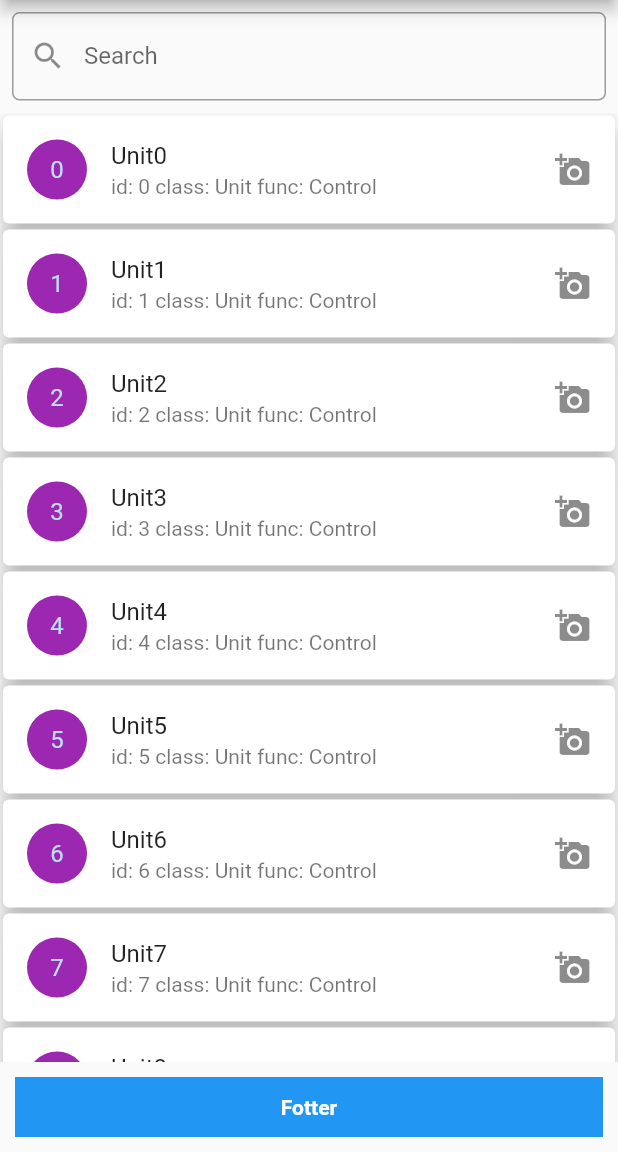
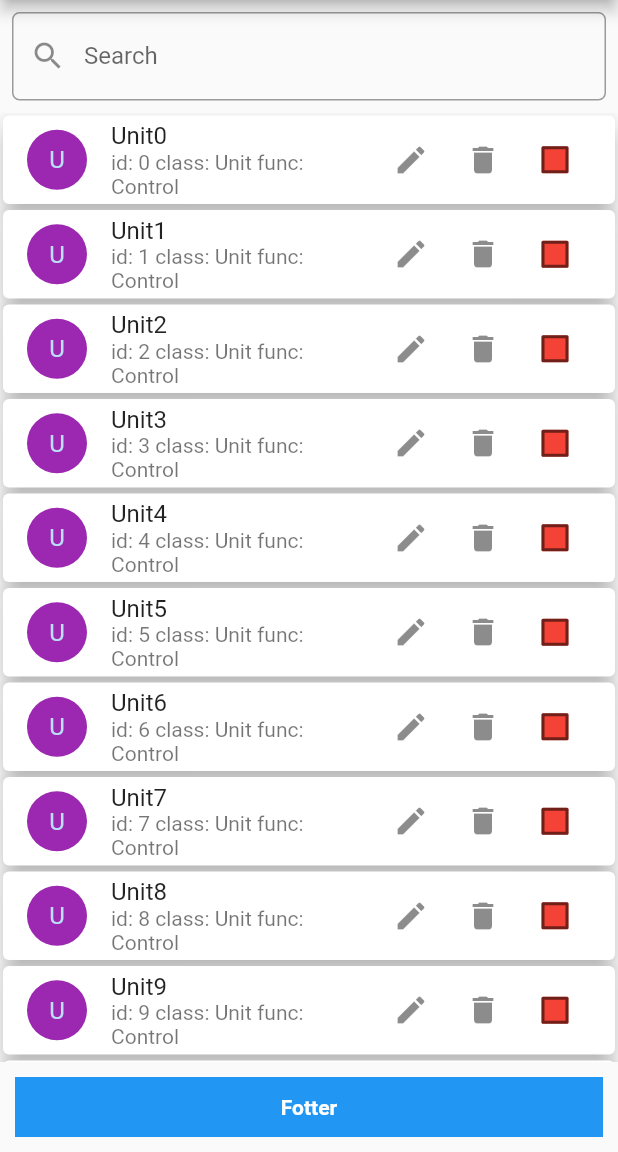
Before and after one commit to stignervik/logic-engine-flutter, a Flutter app: the screen it shows after launch, after a tap on "Units", on a phone screen of 412 x 824 dp, the part 84-1236 px from its top. Run offline on Flutter 3.47's test engine with Material 2 defaults, Android fonts, the light colour scheme and no system bars.

Commit message:
Added units providers for store and state management.

```diff
--- a/lib/main.dart
+++ b/lib/main.dart
@@ -3,10 +3,14 @@ import 'package:logic_engine_flutter/screens/main_screen.dart';
 import 'package:logic_engine_flutter/screens/systems_screen.dart';
 import 'package:logic_engine_flutter/screens/units_screen.dart';
 import 'package:logic_engine_flutter/screens/test_screen.dart';
+import 'package:provider/provider.dart';
 import './screens/main_screen.dart';
+import 'package:logic_engine_flutter/providers/units.dart';
 
 void main() {
-  runApp(MaterialApp(
+  runApp(MultiProvider(
+    providers: [ChangeNotifierProvider(create: (_) => Units())],
+    child: MaterialApp(
       title: 'Logic Engine App',
       // home: const LogicEngineApp(),
       debugShowCheckedModeBanner: false,
@@ -39,6 +43,7 @@ void main() {
 
         return MaterialPageRoute(builder: (context) => const UnknownScreen());
       },
+    ),
   ));
 }
 
@@ -47,7 +52,12 @@ class LogicEngineApp extends StatelessWidget {
 
   @override
   Widget build(BuildContext context) {
-    return const MainScreen();
+    return ChangeNotifierProvider(
+        create: (ctx) => Units(),
+        child: UnitsScreen(
+          filteredUnits: const [],
+          units: const [],
+        ));
   }
 }
 
--- a/lib/models/units.dart
+++ /dev/null
@@ -1,7 +0,0 @@
-class Units {
-  final String type;
-
-  Units({
-    required this.type,
-  });
-}
--- /dev/null
+++ b/lib/providers/units.dart
@@ -0,0 +1,23 @@
+import 'package:flutter/material.dart';
+import 'package:logic_engine_flutter/models/unit.dart';
+
+class Units with ChangeNotifier {
+  List<Unit> _units = [];
+  List<Unit> get units {
+    return [..._units];
+  }
+
+  Units() {
+    // ignore: avoid_print
+    print("Create Units Provider...");
+    _units = List<Unit>.generate(
+        10001,
+        (i) => Unit(
+            id: '$i',
+            name: 'Unit$i',
+            unitClass: 'Unit',
+            unitFunciton: 'Control'));
+    // ignore: avoid_print
+    print('number of units: ${_units.length}');
+  }
+}
--- a/lib/screens/units_screen.dart
+++ b/lib/screens/units_screen.dart
@@ -3,6 +3,8 @@ import 'package:logic_engine_flutter/widgets/drawer.dart';
 import 'package:logic_engine_flutter/models/unit.dart';
 import 'package:logic_engine_flutter/widgets/unitlisttile.dart';
 import 'package:logic_engine_flutter/widgets/footer.dart';
+import 'package:provider/provider.dart';
+import 'package:logic_engine_flutter/providers/units.dart';
 
 // ignore: must_be_immutable
 class UnitsScreen extends StatefulWidget {
@@ -10,13 +12,6 @@ class UnitsScreen extends StatefulWidget {
   List<Unit> filteredUnits;
   UnitsScreen({Key? key, required this.units, required this.filteredUnits})
       : super(key: key) {
-    units = List<Unit>.generate(
-        10001,
-        (i) => Unit(
-            id: '$i',
-            name: 'Unit$i',
-            unitClass: 'Unit',
-            unitFunciton: 'Control'));
     filteredUnits = List<Unit>.empty();
   }
 
@@ -30,16 +25,15 @@ class _UnitsScreenState extends State<UnitsScreen> {
   @override
   void initState() {
     widget.filteredUnits = widget.filteredUnits.toList();
-    widget.filteredUnits.addAll(widget.units);
     super.initState();
   }
 
-  void filterSearchResults(String query) {
+  void filterSearchResults(String query, Units units) {
     List<Unit> dummySearchList = List<Unit>.empty(growable: true);
-    dummySearchList.addAll(widget.units);
+    dummySearchList.addAll(units.units);
     if (query.isNotEmpty) {
       final filterList =
-          widget.units.where((unit) => unit.name.contains(query)).toList();
+          units.units.where((unit) => unit.name.contains(query)).toList();
       setState(() {
         if (widget.filteredUnits.isNotEmpty) {
           widget.filteredUnits.clear();
@@ -51,13 +45,19 @@ class _UnitsScreenState extends State<UnitsScreen> {
         if (widget.filteredUnits.isNotEmpty) {
           widget.filteredUnits.clear();
         }
-        widget.filteredUnits.addAll(widget.units);
+        widget.filteredUnits.addAll(units.units);
       });
     }
   }
 
   @override
   Widget build(BuildContext context) {
+    final unitsData = Provider.of<Units>(context);
+    filterSearchResults("", unitsData);
+
+    // ignore: avoid_print
+    print('units length: ${unitsData.units.length}');
+    // final units = unitsData.units;
     return Scaffold(
       appBar: AppBar(title: const Text('Units')),
       body: Column(
@@ -66,7 +66,7 @@ class _UnitsScreenState extends State<UnitsScreen> {
             padding: const EdgeInsets.all(8.0),
             child: TextField(
               onChanged: (value) {
-                filterSearchResults(value);
+                filterSearchResults(value, unitsData);
               },
               controller: editingController,
               decoration: const InputDecoration(
--- a/lib/widgets/unitlisttile.dart
+++ b/lib/widgets/unitlisttile.dart
@@ -17,20 +17,50 @@ class UnitListTile extends StatefulWidget {
 }
 
 class _UnitListTileState extends State<UnitListTile> {
+  bool isChecked = false;
+
+  Color getColor(Set<MaterialState> states) {
+    const Set<MaterialState> interactiveStates = <MaterialState>{
+      MaterialState.pressed,
+      MaterialState.hovered,
+      MaterialState.focused,
+    };
+    if (states.any(interactiveStates.contains)) {
+      return Colors.blue;
+    }
+    return Colors.red;
+  }
+
   @override
   Widget build(BuildContext context) {
     return Card(
       elevation: 6,
       margin: const EdgeInsets.all(2),
       child: ListTile(
-        leading: CircleAvatar(
+        leading: const CircleAvatar(
           backgroundColor: Colors.purple,
-          child: Text(widget.id),
+          child: Text('U'),
         ),
         title: Text(widget.name),
         subtitle: Text(
             'id: ${widget.id} class: ${widget.unitClass} func: ${widget.unitFunction}'),
-        trailing: const Icon(Icons.add_a_photo),
+        trailing: Row(
+          mainAxisSize: MainAxisSize.min,
+          children: [
+            IconButton(onPressed: () {}, icon: const Icon(Icons.edit)),
+            IconButton(onPressed: () {}, icon: const Icon(Icons.delete)),
+            Checkbox(
+              checkColor: Colors.white,
+              fillColor: MaterialStateProperty.resolveWith(getColor),
+              value: isChecked,
+              onChanged: (bool? value) {
+                setState(() {
+                  isChecked = value!;
+                });
+              },
+            ),
+          ],
+        ),
       ),
     );
   }
--- a/pubspec.yaml
+++ b/pubspec.yaml
@@ -35,6 +35,7 @@ dependencies:
   # Use with the CupertinoIcons class for iOS style icons.
   cupertino_icons: ^1.0.2
   footer: ^0.0.4
+  provider: ^6.0.3
 
 dev_dependencies:
   flutter_test:
```
Lines whose indentation alone changed are shown as unchanged.
